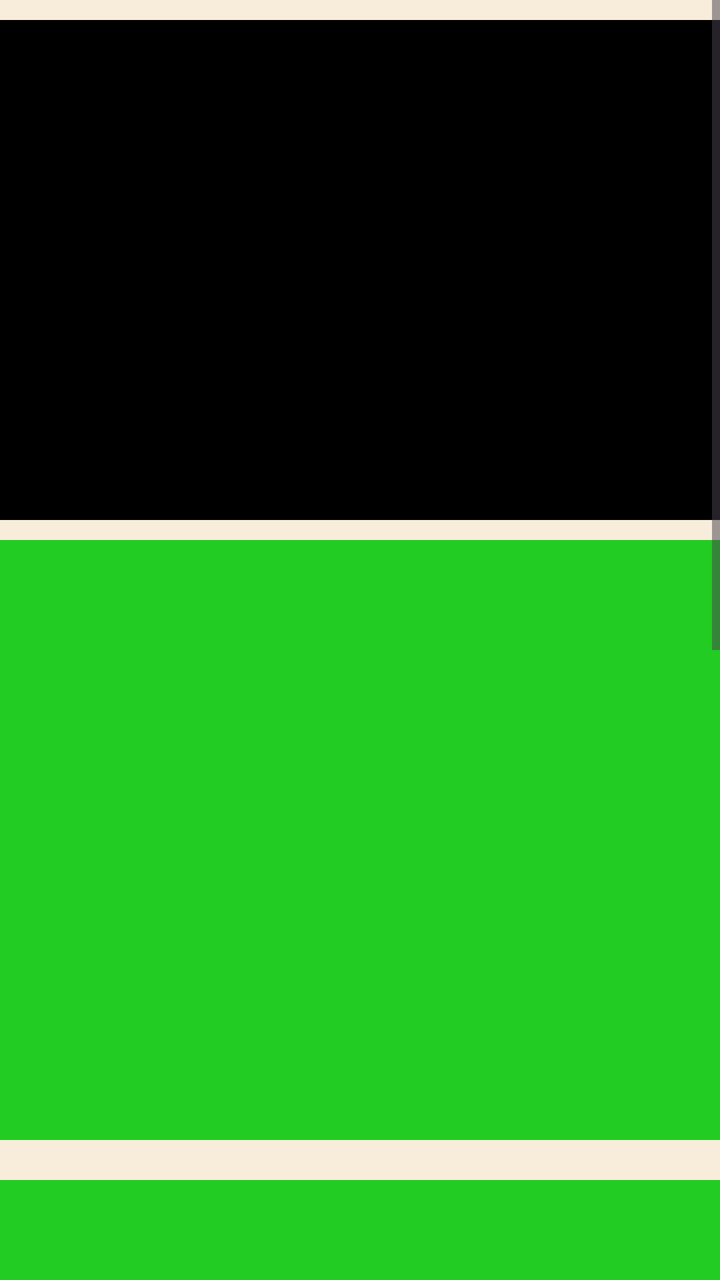
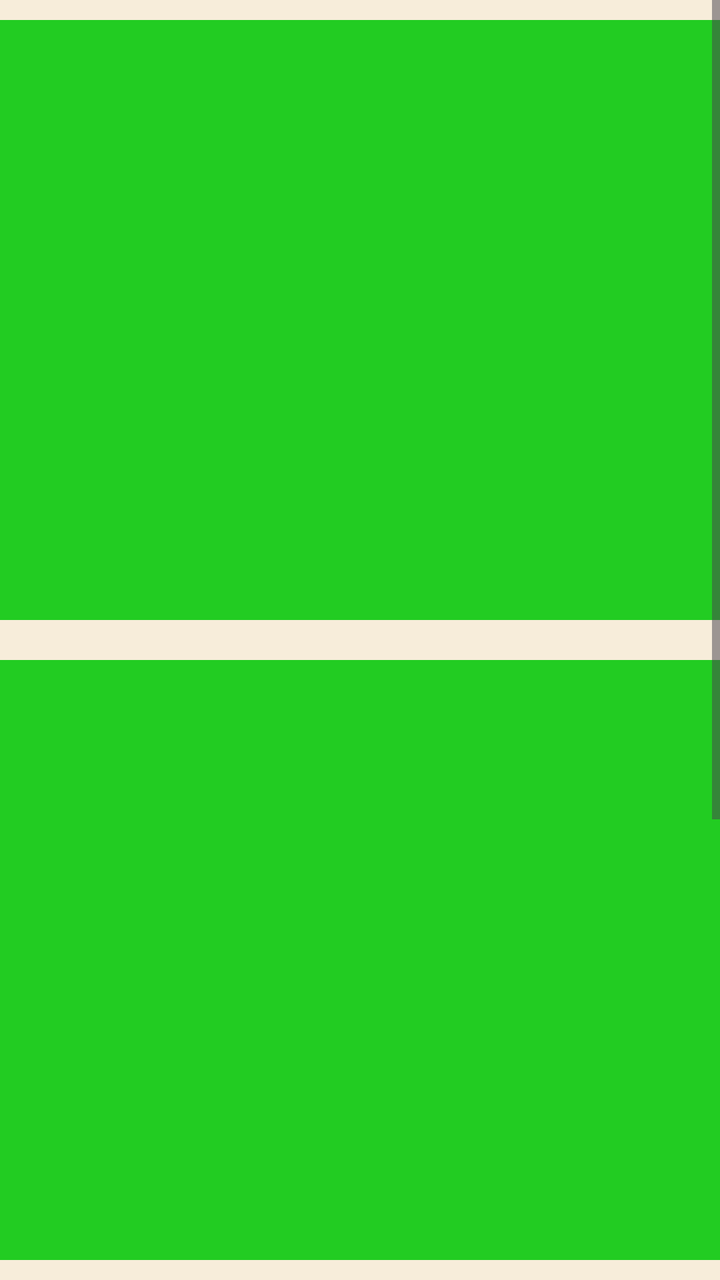

Screens rendered from an Android XML layout before and after an edit, with the pre-edit source and the edit as a unified diff.
<!-- AndroidManifest.xml: application theme Theme.VangustApp -->
<!-- res/layout/fragment_cardapio.xml -->
<?xml version="1.0" encoding="utf-8"?>
<ScrollView xmlns:android="http://schemas.android.com/apk/res/android"
    xmlns:tools="http://schemas.android.com/tools"
    android:layout_width="match_parent"
    android:layout_height="match_parent"
    android:background="#F7EDDA"
    tools:context=".InicioFragment">

    

    <LinearLayout
        android:layout_width="match_parent"
        android:layout_height="match_parent"
        android:orientation="vertical">

        <LinearLayout
            android:layout_marginTop="10dp"
            android:layout_width="match_parent"
            android:layout_height="250dp"
            android:background="@color/black" />

        <LinearLayout
            android:layout_marginTop="10dp"
            android:layout_marginBottom="10dp"
            android:background="#2c2"
            android:layout_width="match_parent"
            android:layout_height="300dp"
            />
        <LinearLayout
            android:layout_marginTop="10dp"
            android:layout_marginBottom="10dp"
            android:background="#2c2"
            android:layout_width="match_parent"
            android:layout_height="300dp"
            />
        <LinearLayout
            android:layout_marginTop="10dp"
            android:layout_marginBottom="50dp"
            android:background="#2c2"
            android:layout_width="match_parent"
            android:layout_height="300dp"
            />

    </LinearLayout>


</ScrollView>
<!-- resources referenced by this layout -->
<resources>
  <color name="black">#FF000000</color>
  <style name="Theme.VangustApp" parent="Base.Theme.VangustApp" />
  <style name="Base.Theme.VangustApp" parent="Theme.Material3.DayNight.NoActionBar">
          
          
      </style>
</resources>

<!-- the commit's change to res/layout/fragment_cardapio.xml (unified diff, before → after) -->
@@ -15,31 +15,42 @@
 
         <LinearLayout
             android:layout_marginTop="10dp"
+            android:layout_marginBottom="10dp"
+            android:background="#2c2"
             android:layout_width="match_parent"
-            android:layout_height="250dp"
-            android:background="@color/black" />
+            android:layout_height="300dp">
+            <androidx.recyclerview.widget.RecyclerView
+                android:id="@+id/id"
+                android:layout_width="match_parent"
+                android:layout_height="match_parent"
+                android:layout_margin="10dp"/>
+        </LinearLayout>
 
         <LinearLayout
             android:layout_marginTop="10dp"
             android:layout_marginBottom="10dp"
             android:background="#2c2"
             android:layout_width="match_parent"
-            android:layout_height="300dp"
-            />
-        <LinearLayout
-            android:layout_marginTop="10dp"
-            android:layout_marginBottom="10dp"
-            android:background="#2c2"
-            android:layout_width="match_parent"
-            android:layout_height="300dp"
-            />
+            android:layout_height="300dp">
+            <androidx.recyclerview.widget.RecyclerView
+                android:id="@+id/id"
+                android:layout_width="match_parent"
+                android:layout_height="match_parent"
+                android:layout_margin="10dp"/>
+        </LinearLayout>
+
         <LinearLayout
             android:layout_marginTop="10dp"
             android:layout_marginBottom="50dp"
             android:background="#2c2"
             android:layout_width="match_parent"
-            android:layout_height="300dp"
-            />
+            android:layout_height="300dp">
+            <androidx.recyclerview.widget.RecyclerView
+                android:id="@+id/id"
+                android:layout_width="match_parent"
+                android:layout_height="match_parent"
+                android:layout_margin="10dp"/>
+        </LinearLayout>
 
     </LinearLayout>
 
<!-- resource entries referenced after the edit -->
@@ -1,6 +1,5 @@
 <!-- resources referenced by this layout -->
 <resources>
-  <color name="black">#FF000000</color>
   <style name="Theme.VangustApp" parent="Base.Theme.VangustApp" />
   <style name="Base.Theme.VangustApp" parent="Theme.Material3.DayNight.NoActionBar">
           
